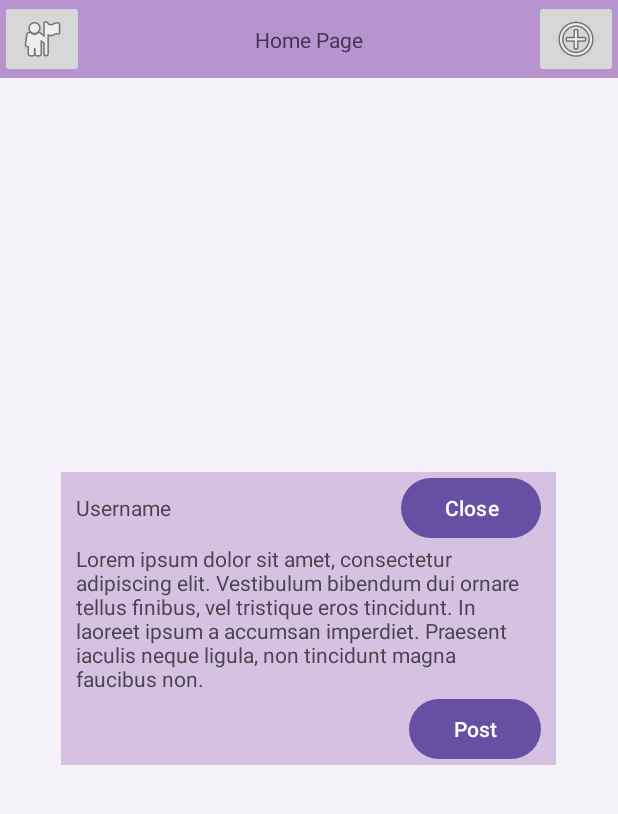
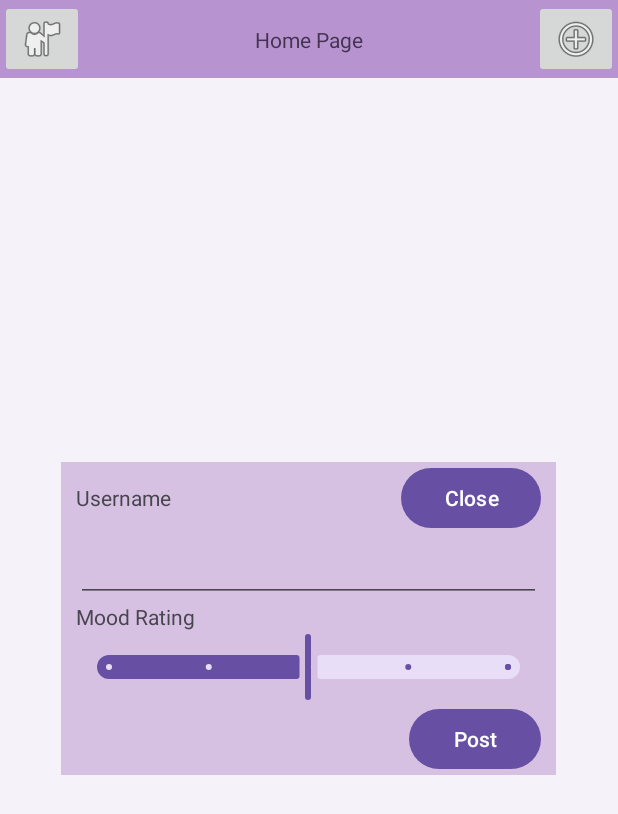
Before and after one commit to gdpetrak/CPRE388, an Android app: the HomeActivity screen opened directly, with no data from a screen before it, after a tap on an icon or button, on a phone screen of 412 x 824 dp. Shown: the top 814 px of the screen. Run offline under Robolectric (Android 15) with nearby library versions, the phone set to English and light mode, and no system bars.

Commit message:
Add Mood Slider
Added the mood slider to the create post popup. Changed the lorem ipsum text on the popup to be an edit text input. Also hid the create post popup by default.

```diff
--- a/Project2/app/src/main/res/layout/activity_home.xml
+++ b/Project2/app/src/main/res/layout/activity_home.xml
@@ -58,7 +58,7 @@
         android:layout_width="match_parent"
         android:layout_height="wrap_content"
         android:orientation="horizontal"
-        android:visibility="visible"
+        android:visibility="gone"
         app:layout_constraintBottom_toBottomOf="parent"
         app:layout_constraintEnd_toEndOf="parent"
         app:layout_constraintStart_toStartOf="parent"
@@ -106,12 +106,32 @@
 
                 </LinearLayout>
 
+                <EditText
+                    android:layout_width="match_parent"
+                    android:layout_height="wrap_content"
+                    android:ems="10"
+                    android:id="@+id/mood_entry"
+                    android:gravity="start|top"
+                    android:inputType="textMultiLine"
+                    android:layout_marginHorizontal="10sp"/>
+
                 <TextView
                     android:layout_width="wrap_content"
                     android:layout_height="wrap_content"
-                    android:id="@+id/mood_entry"
-                    android:text="@string/lorem_ipsum"
-                    android:layout_marginHorizontal="10sp"/>
+                    android:layout_marginHorizontal="10sp"
+                    android:text="Mood Rating"
+                    android:labelFor="@+id/mood_rating"
+                    android:layout_gravity="start"/>
+
+                <com.google.android.material.slider.Slider
+                    android:layout_width="match_parent"
+                    android:layout_height="wrap_content"
+                    android:layout_marginHorizontal="10sp"
+                    android:id="@+id/mood_rating"
+                    android:stepSize="1"
+                    android:value="3"
+                    android:valueFrom="1"
+                    android:valueTo="5"/>
 
                 <Button
                     android:layout_width="wrap_content"
```
Also changed, not shown: Project2/app/src/main/java/com/example/project2/Activities/HomeActivity.java (+13 -2 lines).
